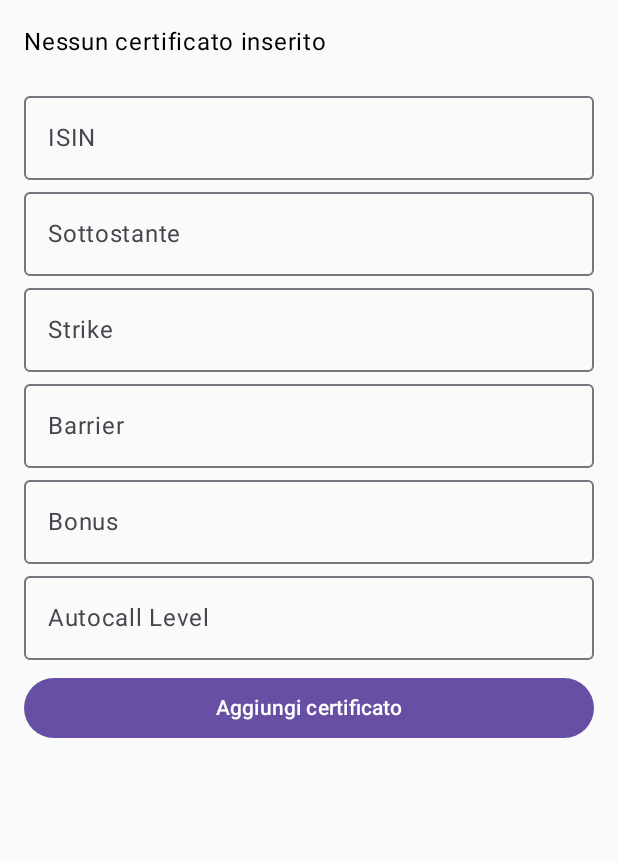
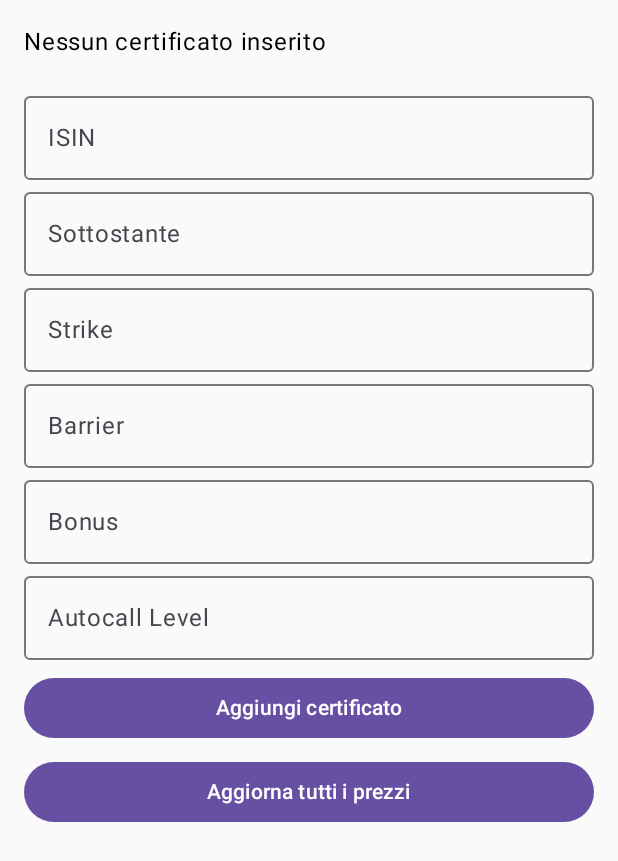
Before and after one commit to alessiocarlesi/CertificatesTracker, an Android app built with Jetpack Compose: the screen it shows after launch (MainActivity), on a phone screen of 412 x 824 dp. Shown: the top 861 px of the screen. Run offline under Robolectric (Android 15) with nearby library versions, the phone set to English and light mode, and no system bars; our stand-ins replace Room's generated code.

Commit message:
Certificates a con sottostante ticker yahoo e scorrimento cerificates Ok lettura da main di marketstack con pulsanti cancella isin e aggiorna prezzo

```diff
--- a/app/src/main/java/com/example/certificatestracker/CertificatesScreen.kt
+++ b/app/src/main/java/com/example/certificatestracker/CertificatesScreen.kt
@@ -19,12 +19,13 @@ fun CertificatesScreen(viewModel: CertificatesViewModel) {
     var newAutocall by remember { mutableStateOf("") }
 
     Column(modifier = Modifier.padding(16.dp)) {
+
         // Navigazione tra certificati
         if (certificates.isNotEmpty()) {
             val cert = certificates.getOrNull(currentIndex)
             cert?.let {
                 Text(
-                    text = "ISIN: ${it.isin}\nSottostante: ${it.underlyingName}\nStrike: ${it.strike}\nBarrier: ${it.barrier}\nBonus: ${it.bonusLevel}\nAutocall: ${it.autocallLevel}",
+                    text = "ISIN: ${it.isin}\nSottostante: ${it.underlyingName} - Prezzo: ${it.lastPrice} EUR\nStrike: ${it.strike}\nBarrier: ${it.barrier}\nBonus: ${it.bonusLevel}\nAutocall: ${it.autocallLevel}",
                     style = MaterialTheme.typography.bodyMedium
                 )
 
@@ -43,6 +44,14 @@ fun CertificatesScreen(viewModel: CertificatesViewModel) {
                         enabled = currentIndex < certificates.size - 1
                     ) { Text(">") }
                 }
+
+                Spacer(modifier = Modifier.height(8.dp))
+
+                // Pulsante per cancellare il certificato corrente
+                Button(
+                    onClick = { viewModel.deleteCertificate(it.isin) },
+                    modifier = Modifier.fillMaxWidth()
+                ) { Text("Cancella questo certificato") }
             }
         } else {
             Text("Nessun certificato inserito")
@@ -96,6 +105,7 @@ fun CertificatesScreen(viewModel: CertificatesViewModel) {
 
         Spacer(modifier = Modifier.height(8.dp))
 
+        // Pulsante per aggiungere certificato
         Button(
             onClick = {
                 if (newIsin.isNotEmpty()) {
@@ -121,11 +131,22 @@ fun CertificatesScreen(viewModel: CertificatesViewModel) {
                     newBonus = ""
                     newAutocall = ""
 
-                    // Vai all'ultimo inserito
                     currentIndex = certificates.size
                 }
             },
             modifier = Modifier.fillMaxWidth()
         ) { Text("Aggiungi certificato") }
+
+        Spacer(modifier = Modifier.height(8.dp))
+
+        // Pulsante per aggiornare tutti i prezzi
+        Button(
+            onClick = {
+                certificates.forEach {
+                    viewModel.fetchAndUpdatePrice(it.isin, "e1e60f41a11968b889595584e0a6c310")
+                }
+            },
+            modifier = Modifier.fillMaxWidth()
+        ) { Text("Aggiorna tutti i prezzi") }
     }
 }
```
